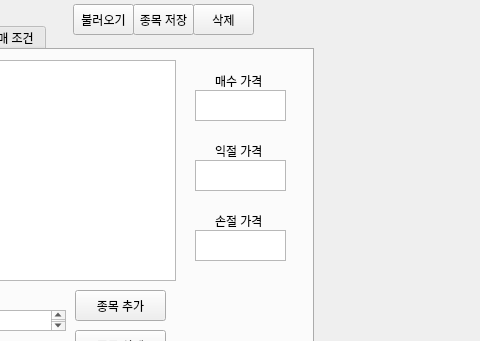
Qt form MainWindows.ui (kisbi3/Stock_Kiwoom) before a commit; both pictures show x 207 to 687 and y 356 to 697 of the 992 by 833 pixel window.
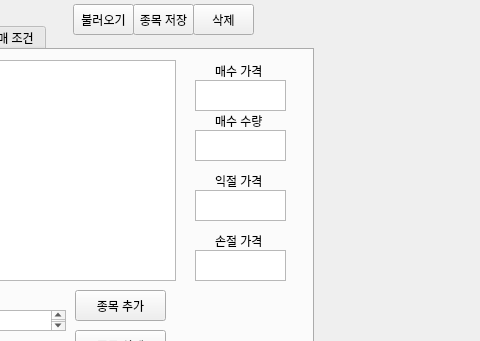
The same form after that commit.

Diff of the .ui file:
```diff
--- a/MainWindows.ui
+++ b/MainWindows.ui
@@ -261,7 +261,7 @@
       <property name="geometry">
        <rect>
         <x>360</x>
-        <y>40</y>
+        <y>30</y>
         <width>91</width>
         <height>31</height>
        </rect>
@@ -271,7 +271,7 @@
       <property name="geometry">
        <rect>
         <x>360</x>
-        <y>110</y>
+        <y>140</y>
         <width>91</width>
         <height>31</height>
        </rect>
@@ -281,7 +281,7 @@
       <property name="geometry">
        <rect>
         <x>360</x>
-        <y>180</y>
+        <y>200</y>
         <width>91</width>
         <height>31</height>
        </rect>
@@ -291,7 +291,7 @@
       <property name="geometry">
        <rect>
         <x>380</x>
-        <y>20</y>
+        <y>10</y>
         <width>61</width>
         <height>21</height>
        </rect>
@@ -304,7 +304,7 @@
       <property name="geometry">
        <rect>
         <x>380</x>
-        <y>90</y>
+        <y>120</y>
         <width>61</width>
         <height>21</height>
        </rect>
@@ -317,7 +317,7 @@
       <property name="geometry">
        <rect>
         <x>380</x>
-        <y>160</y>
+        <y>180</y>
         <width>61</width>
         <height>21</height>
        </rect>
@@ -326,6 +326,29 @@
        <string>손절 가격</string>
       </property>
      </widget>
+     <widget class="QTextEdit" name="n_o_stock">
+      <property name="geometry">
+       <rect>
+        <x>360</x>
+        <y>80</y>
+        <width>91</width>
+        <height>31</height>
+       </rect>
+      </property>
+     </widget>
+     <widget class="QLabel" name="label_14">
+      <property name="geometry">
+       <rect>
+        <x>380</x>
+        <y>60</y>
+        <width>61</width>
+        <height>21</height>
+       </rect>
+      </property>
+      <property name="text">
+       <string>매수 수량</string>
+      </property>
+     </widget>
     </widget>
     <widget class="QWidget" name="tab_2">
      <attribute name="title">
```
